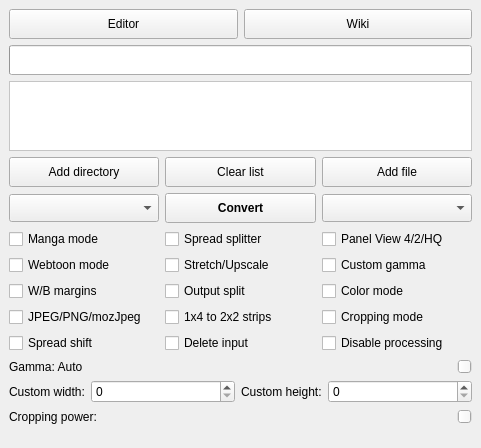
First picture: the form in gui/KCC.ui, repository ciromattia/kcc, before the edit.
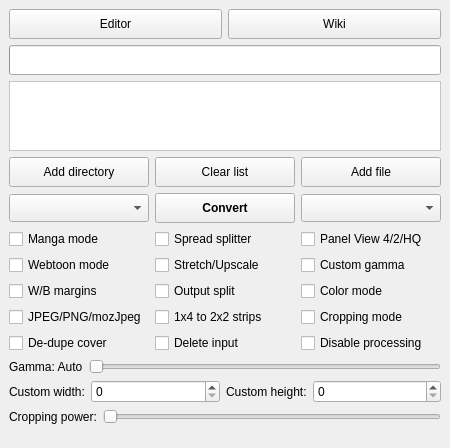
Second picture: the form after the edit. Icons and pictures are not drawn.

Diff of the .ui file:
```diff
--- a/gui/KCC.ui
+++ b/gui/KCC.ui
@@ -6,7 +6,7 @@
    <rect>
     <x>0</x>
     <y>0</y>
-    <width>481</width>
+    <width>450</width>
     <height>400</height>
    </rect>
   </property>
@@ -201,7 +201,7 @@
           <string>&lt;html&gt;&lt;head/&gt;&lt;body&gt;&lt;p&gt;Shift first page to opposite side in landscape. Useful for 2 page spread alignment.&lt;/p&gt;&lt;/body&gt;&lt;/html&gt;</string>
          </property>
          <property name="text">
-          <string>Spread shift</string>
+          <string>De-dupe cover</string>
          </property>
         </widget>
        </item>
@@ -241,6 +241,9 @@
          <property name="singleStep">
           <number>5</number>
          </property>
+         <property name="orientation">
+          <enum>Qt::Horizontal</enum>
+         </property>
         </widget>
        </item>
       </layout>
@@ -279,6 +282,9 @@
          <property name="singleStep">
           <number>1</number>
          </property>
+         <property name="orientation">
+          <enum>Qt::Horizontal</enum>
+         </property>
         </widget>
        </item>
       </layout>
@@ -509,6 +515,9 @@
       <property name="visible">
        <bool>false</bool>
       </property>
+      <property name="alignment">
+       <set>Qt::AlignJustify|Qt::AlignVCenter</set>
+      </property>
      </widget>
     </item>
     <item row="7" column="0" colspan="2">
```
Left out of the diff: 8 changed lines with no effect on the pictures.
